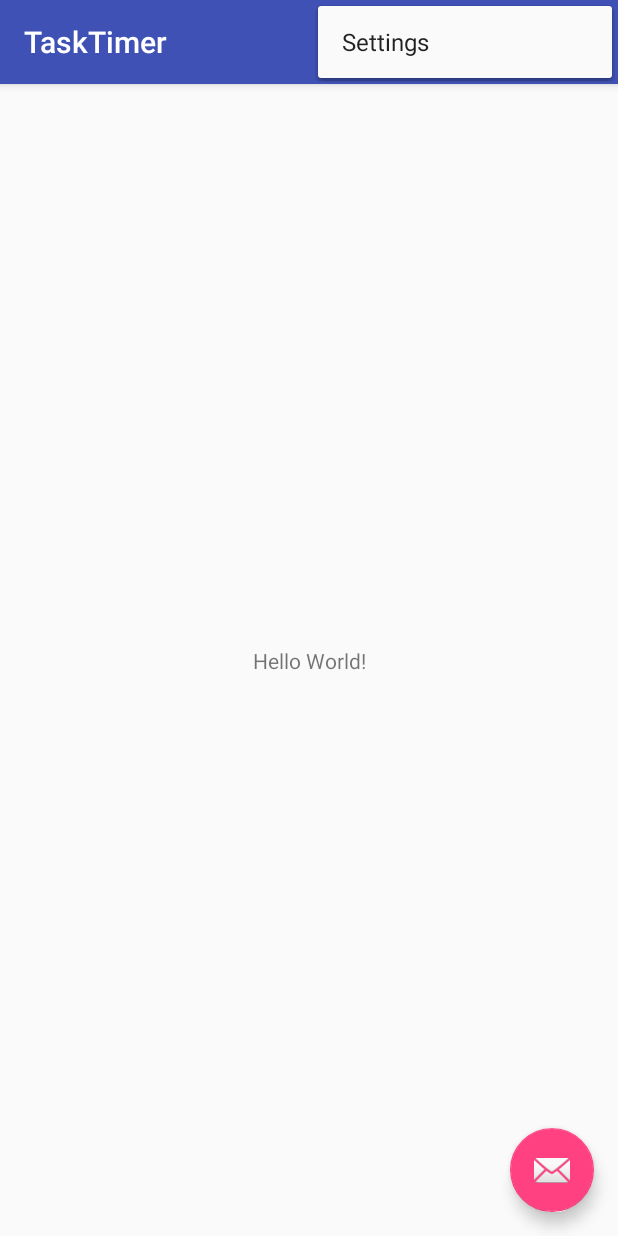
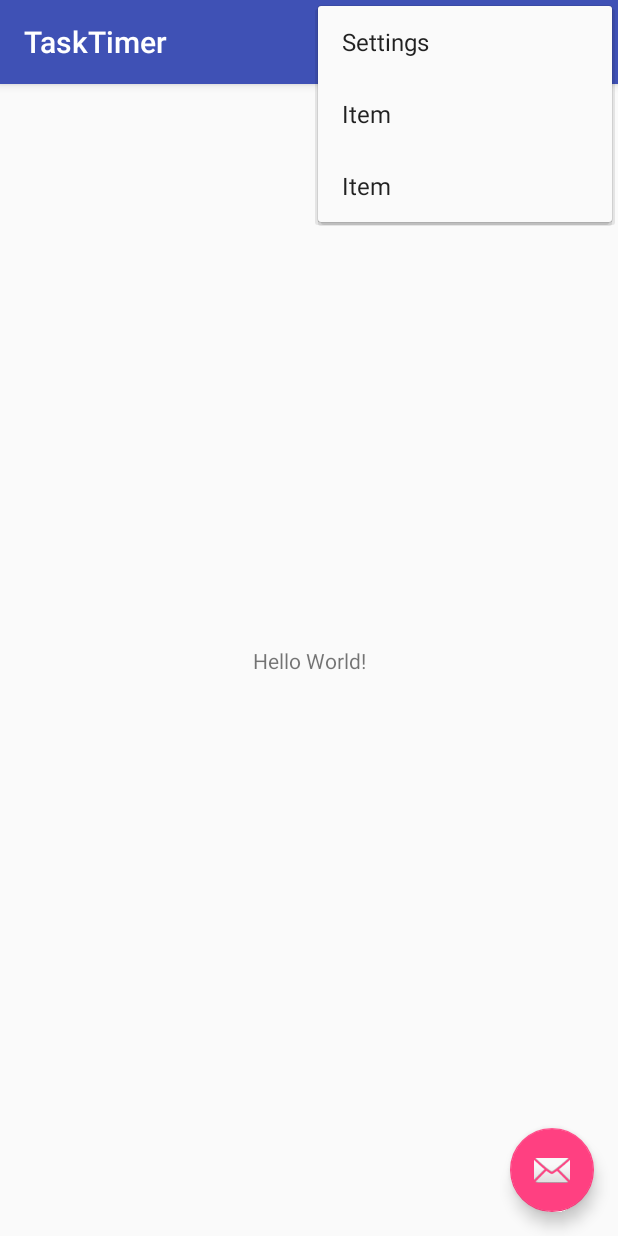
Before and after one commit to moodi1999/TaskTimer, an Android app: the screen it shows after launch (MainActivity), with the options menu open, on a phone screen of 412 x 824 dp. Run offline under Robolectric (Android 15) with nearby library versions, the phone set to English and light mode, and no system bars.

Commit message:
working on menu_main.xml

```diff
--- a/app/src/main/java/com/example/ahmadreza/tasktimer/MainActivity.kt
+++ b/app/src/main/java/com/example/ahmadreza/tasktimer/MainActivity.kt
@@ -23,19 +23,33 @@ class MainActivity : AppCompatActivity() {
                 TaskContract.Columns.TASK_SORTORDER)
 
         val values = ContentValues()
-        values.run {
+     /*   values.run {
+            put(TaskContract.Columns.TASK_SORTORDER, "99")
+            put(TaskContract.Columns.TASKS_DESCRIPTION, "Compeleted")
+        }
+        val selection = TaskContract.Columns.TASK_SORTORDER + " = " + "2"*/
+
+       /* values.run {
+            put(TaskContract.Columns.TASKS_DESCRIPTION, "For what deletion")
+        }
+        val selection = TaskContract.Columns.TASK_SORTORDER + " = " + "?"
+        var selectionArgs = arrayOf("99")*/
+
+        val count = contentResolver.delete(TaskContract.buildTaskUri(4), null, null)
+        Log.d("MainActivity", "onCreate: count = $count")
+
+        /*values.run {
             put(TaskContract.Columns.TASKS_NAME, "Content Provider")
             put(TaskContract.Columns.TASKS_DESCRIPTION, "record content provider video")
         }
         val count = contentResolver.update(TaskContract.buildTaskUri(4), values, null, null)
-        Log.d("MainActivity", "onCreate: count = $count")
+        Log.d("MainActivity", "onCreate: count = $count record(s) update")*/
        /* values.run {
-            put(TaskContract.Columns.TASKS_NAME, "New Task 1")
-            put(TaskContract.Columns.TASKS_DESCRIPTION, "New Description 1")
+            put(TaskContract.Columns.TASKS_NAME, "New Task 3")
+            put(TaskContract.Columns.TASKS_DESCRIPTION, "New Description 3")
             put(TaskContract.Columns.TASK_SORTORDER, 2)
         }
-        val uri = contentResolver.insert(TaskContract.CONTENT_URI, values)
-*/
+        val uri = contentResolver.insert(TaskContract.CONTENT_URI, values)*/
         val cursor = contentResolver.query(TaskContract.CONTENT_URI,
                 projection,
                 null,
--- a/app/src/main/res/menu/menu_main.xml
+++ b/app/src/main/res/menu/menu_main.xml
@@ -3,8 +3,26 @@
     xmlns:tools="http://schemas.android.com/tools"
     tools:context="com.example.ahmadreza.tasktimer.MainActivity">
     <item
+        android:id="@+id/menumain_showDuration"
+        android:icon="@android:drawable/ic_menu_view"
+        android:orderInCategory="101"
+        android:title="@string/menumain_showDu"
+        app:showAsAction="ifRoom" />
+    <item
+        android:id="@+id/menumain_addTask"
+        android:icon="@android:drawable/ic_menu_add"
+        android:orderInCategory="100"
+        android:title="@string/menutitle_addTask"
+        app:showAsAction="ifRoom" />
+    <item
         android:id="@+id/action_settings"
-        android:orderInCategory="100"
+        android:orderInCategory="102"
         android:title="@string/action_settings"
         app:showAsAction="never" />
+    <item
+        android:orderInCategory="103"
+        android:title="Item" />
+    <item
+        android:orderInCategory="104"
+        android:title="Item" />
 </menu>
--- a/app/src/main/res/values/strings.xml
+++ b/app/src/main/res/values/strings.xml
@@ -1,4 +1,6 @@
 <resources>
     <string name="app_name">TaskTimer</string>
     <string name="action_settings">Settings</string>
+    <string name="menutitle_addTask">Add Task</string>
+    <string name="menumain_showDu">Duration Report</string>
 </resources>
```
